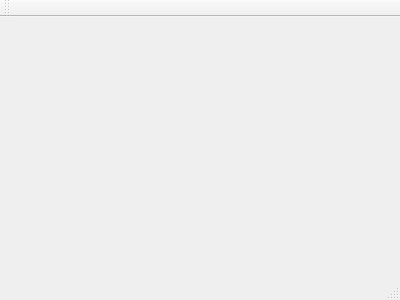
This is Qt/internationalize/mainwindow.ui in Dgjtfgh/C-Qt- as Qt 5 draws it before an edit. The edited form follows.
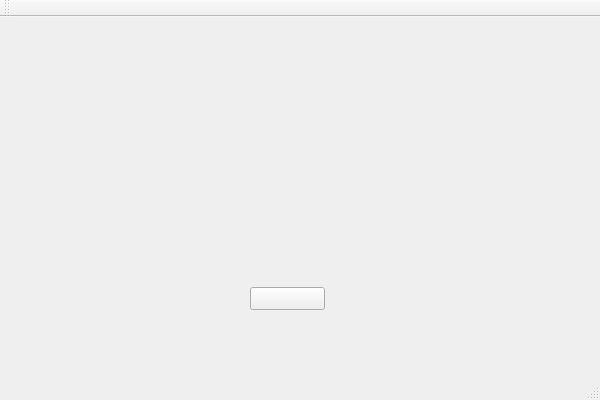
This is the edited form.

```diff
--- a/Qt/internationalize/mainwindow.ui
+++ b/Qt/internationalize/mainwindow.ui
@@ -1,24 +1,66 @@
 <ui version="4.0">
  <class>MainWindow</class>
- <widget class="QMainWindow" name="MainWindow" >
-  <property name="geometry" >
+ <widget class="QMainWindow" name="MainWindow">
+  <property name="geometry">
    <rect>
     <x>0</x>
     <y>0</y>
-    <width>400</width>
-    <height>300</height>
+    <width>600</width>
+    <height>400</height>
    </rect>
   </property>
   <property name="windowTitle" >
    <string>MainWindow</string>
   </property>
-  <widget class="QMenuBar" name="menuBar" />
-  <widget class="QToolBar" name="mainToolBar" />
-  <widget class="QWidget" name="centralWidget" />
-  <widget class="QStatusBar" name="statusBar" />
+  <widget class="QWidget" name="centralWidget">
+   <widget class="QLabel" name="label">
+    <property name="geometry">
+     <rect>
+      <x>160</x>
+      <y>110</y>
+      <width>271</width>
+      <height>61</height>
+     </rect>
+    </property>
+    <property name="text">
+     <string/>
+    </property>
+   </widget>
+   <widget class="QPushButton" name="pushButton">
+    <property name="geometry">
+     <rect>
+      <x>250</x>
+      <y>270</y>
+      <width>75</width>
+      <height>23</height>
+     </rect>
+    </property>
+    <property name="text">
+     <string/>
+    </property>
+   </widget>
+  </widget>
+  <widget class="QMenuBar" name="menuBar">
+   <property name="geometry">
+    <rect>
+     <x>0</x>
+     <y>0</y>
+     <width>600</width>
+     <height>23</height>
+    </rect>
+   </property>
+  </widget>
+  <widget class="QToolBar" name="mainToolBar">
+   <attribute name="toolBarArea">
+    <enum>TopToolBarArea</enum>
+   </attribute>
+   <attribute name="toolBarBreak">
+    <bool>false</bool>
+   </attribute>
+  </widget>
+  <widget class="QStatusBar" name="statusBar"/>
  </widget>
- <layoutDefault spacing="6" margin="11" />
- <pixmapfunction></pixmapfunction>
+ <layoutdefault spacing="6" margin="11"/>
  <resources/>
  <connections/>
 </ui>
```
Left out of the diff: 3 changed lines with no effect on the pictures.
